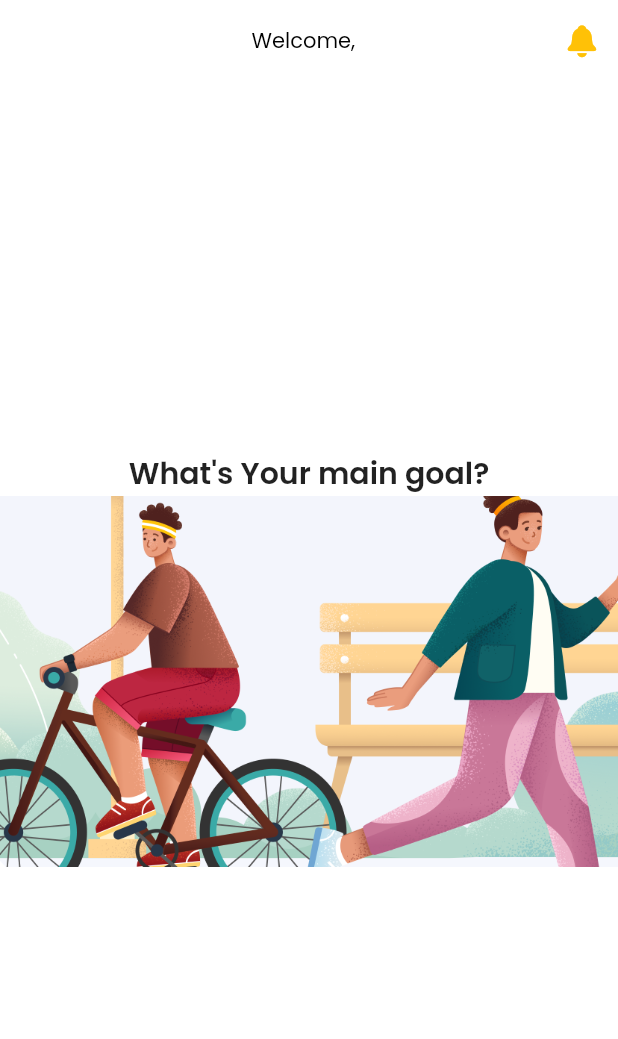
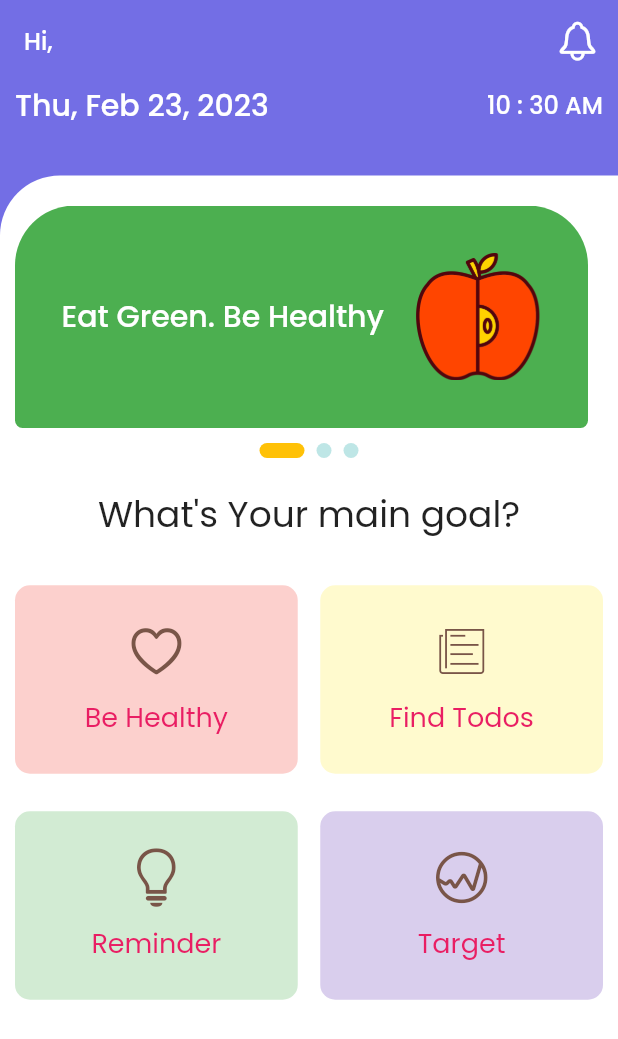
Before and after one commit to sadia229/Todo, a Flutter app: the HomeScreen screen opened by its route, on a phone screen of 412 x 824 dp. Shown: the top 1039 px of the screen. Run offline on Flutter 3.47's test engine with Material 2 defaults, Android fonts, the phone set to English and light mode, and no system bars; drawn by our look-alikes of smooth_page_indicator; our stand-ins replace bottom_navy_bar, firebase_auth, firebase_core, flutter_riverpod, flutter_svg, fluttertoast and 3 more; missing offline and left inert: text_divider; accounts and stored records are empty.

Commit message:
complete home page

```diff
--- /dev/null
+++ b/lib/apps/home/components/banner_scetion.dart
@@ -0,0 +1,81 @@
+import 'package:flutter/material.dart';
+import 'package:git_test_app/general/utils/config.dart';
+import 'package:smooth_page_indicator/smooth_page_indicator.dart';
+
+import '../../../general/utils/colors.dart';
+import '../../../general/utils/constants.dart';
+import '../../../general/utils/text_style.dart';
+
+class BannerSection extends StatefulWidget {
+  const BannerSection({Key? key}) : super(key: key);
+
+  @override
+  State<BannerSection> createState() => _BannerSectionState();
+}
+
+class _BannerSectionState extends State<BannerSection>
+    with TickerProviderStateMixin {
+  late final PageController _pageController = PageController();
+  int currentIndex = 0;
+
+  @override
+  Widget build(BuildContext context) {
+    return Column(
+      children: [
+        SizedBox(
+          width: context.screenWidth,
+          height: context.screenHeight * 0.18,
+          child: PageView.builder(
+            onPageChanged: (e) {
+              setState(() => currentIndex = e);
+            },
+            controller: _pageController,
+            itemCount: bannerImg.length,
+            itemBuilder: (context, itemIndex) {
+              return Container(
+                padding: const EdgeInsets.symmetric(horizontal: 20),
+                margin: const EdgeInsets.only(right: 10),
+                width: context.screenWidth,
+                height: context.screenHeight * 0.3,
+                decoration: BoxDecoration(
+                  color: bannerColor[itemIndex],
+                  borderRadius: const BorderRadius.only(
+                    topLeft: Radius.circular(40),
+                    topRight: Radius.circular(40),
+                    bottomLeft: Radius.circular(5),
+                    bottomRight: Radius.circular(5),
+                  ),
+                ),
+                child: Row(
+                  mainAxisAlignment: MainAxisAlignment.center,
+                  children: [
+                    Flexible(
+                      child: Text(
+                        bannerTagline[itemIndex],
+                        style:
+                            KTextStyle.headline3.copyWith(color: KColor.white),
+                      ),
+                    ),
+                    const SizedBox(width: 20),
+                    Image.asset(bannerImg[itemIndex], height: 85)
+                  ],
+                ),
+              );
+            },
+          ),
+        ),
+        const SizedBox(height: 10),
+        SmoothPageIndicator(
+            controller: _pageController, // PageController
+            count: 3,
+            effect: ExpandingDotsEffect(
+              dotColor: KColor.secondary,
+              activeDotColor: Colors.amber,
+              dotHeight: 10,
+              dotWidth: 10,
+            ), // your preferred effect
+            onDotClicked: (index) => setState(() => currentIndex = index)),
+      ],
+    );
+  }
+}
--- a/lib/apps/home/home_screen.dart
+++ b/lib/apps/home/home_screen.dart
@@ -1,4 +1,6 @@
-import 'package:firebase_auth/firebase_auth.dart';
+import 'package:git_test_app/general/utils/constants.dart';
+import 'package:git_test_app/widgets/card/plan_card.dart';
+import 'package:intl/intl.dart';
 import 'package:flutter/cupertino.dart';
 import 'package:flutter/material.dart';
 import 'package:git_test_app/general/utils/config.dart';
@@ -6,6 +8,7 @@ import 'package:git_test_app/general/utils/text_style.dart';
 import '../../general/utils/asset_path.dart';
 import '../../general/utils/colors.dart';
 import '../../widgets/appbar/k_appbar.dart';
+import 'components/banner_scetion.dart';
 
 class HomeScreen extends StatefulWidget {
   const HomeScreen({Key? key}) : super(key: key);
@@ -17,23 +20,78 @@ class HomeScreen extends StatefulWidget {
 class _HomeScreenState extends State<HomeScreen> {
   @override
   Widget build(BuildContext context) {
-    final user = FirebaseAuth.instance.currentUser;
+    final DateTime now = DateTime.now();
+
     return Scaffold(
-      backgroundColor: Colors.white,
+      backgroundColor: KColor.header,
       appBar: const PreferredSize(
         preferredSize: Size.fromHeight(55),
         child: KAppBar(),
       ),
-      body: Column(
-        mainAxisAlignment: MainAxisAlignment.center,
-        children: [
-          Center(
-            child: Text("What's Your main goal?", style: KTextStyle.headline3),
-          ),
-          Image.asset(AssetPath.banner,
-              width: context.screenWidth,
-              height: context.screenHeight * 0.3, fit: BoxFit.cover),
-        ],
+      body: SingleChildScrollView(
+        child: Column(
+          mainAxisAlignment: MainAxisAlignment.center,
+          crossAxisAlignment: CrossAxisAlignment.start,
+          children: [
+            Container(
+              padding: const EdgeInsets.only(bottom: 12.0),
+              margin: const EdgeInsets.symmetric(horizontal: 10),
+              child: Row(
+                mainAxisAlignment: MainAxisAlignment.spaceBetween,
+                children: [
+                  Text(
+                    DateFormat(DateFormat.YEAR_ABBR_MONTH_WEEKDAY_DAY)
+                        .format(now),
+                    style: KTextStyle.headline3.copyWith(color: Colors.white),
+                  ),
+                  Text(
+                    DateFormat('hh : mm a')
+                        .format(DateTime.parse(now.toString())),
+                    style: KTextStyle.title3.copyWith(color: KColor.white),
+                  ),
+                ],
+              ),
+            ),
+            const SizedBox(height: 20),
+            Container(
+              height: context.screenHeight,
+              padding: const EdgeInsets.symmetric(horizontal: 10, vertical: 20),
+              decoration: const BoxDecoration(
+                color: Colors.white,
+                borderRadius: BorderRadius.only(
+                  topLeft: Radius.circular(40),
+                ),
+              ),
+              child: Column(
+                children: [
+                  const BannerSection(),
+                  const SizedBox(height: 20),
+                  Text("What's Your main goal?", style: KTextStyle.headline1),
+                  SizedBox(height: context.screenHeight * 0.035),
+                  GridView.builder(
+                    physics: const NeverScrollableScrollPhysics(),
+                    shrinkWrap: true,
+                    gridDelegate:
+                        const SliverGridDelegateWithFixedCrossAxisCount(
+                      crossAxisCount: 2,
+                      crossAxisSpacing: 15.0,
+                      mainAxisSpacing: 25.0,
+                      childAspectRatio: 3 / 2,
+                    ),
+                    itemCount: home.length,
+                    itemBuilder: (context, index) {
+                      return PlanCard(
+                        img: homeIcon[index],
+                        text: home[index],
+                        color: homeColor[index],
+                      );
+                    },
+                  ),
+                ],
+              ),
+            ),
+          ],
+        ),
       ),
     );
   }
--- a/lib/general/utils/colors.dart
+++ b/lib/general/utils/colors.dart
@@ -11,6 +11,14 @@ class KColor {
   static Color black = const Color(0xFF000000);
   static Color textFieldBorder = const Color(0xFFE2E8F0);
   static Color textFieldFocusBorder = const Color(0xFF93D5D0);
+  static Color banner1 = const Color(0xFF5D3891);
+  static Color banner2 = Colors.green;
+  static Color banner3 = const Color(0xFF27B794);
+  static Color card1 = const Color(0xFFFCD0CD);
+  static Color card2 = const Color(0xFFFFFACE);
+  static Color card3 = const Color(0xFFD2EBD3);
+  static Color card4 = const Color(0xFFD9CEED);
+  static Color header = const Color(0xFF736EE5);
   static Color strongAgree = Colors.green;
   static Color favBg = Colors.orange.shade100.withOpacity(0.7);
 }
--- /dev/null
+++ b/lib/general/utils/constants.dart
@@ -0,0 +1,38 @@
+import 'package:flutter/cupertino.dart';
+import 'package:git_test_app/general/utils/colors.dart';
+import 'package:flutter/material.dart';
+
+List<String> bannerImg = [
+  "assets/images/apple.png",
+  "assets/images/healthy.png",
+  "assets/images/stretching-exercises.png",
+];
+List<String> bannerTagline = [
+  "Eat Green. Be Healthy",
+  "To look the best, eat the best",
+  "Be Active"
+];
+List<Color> bannerColor = [
+  KColor.banner2,
+  KColor.banner3,
+  KColor.banner1,
+];
+List<String> home = [
+  "Be Healthy",
+  "Find Todos",
+  "Reminder",
+  "Target",
+];
+List<IconData> homeIcon = [
+  CupertinoIcons.heart,
+  CupertinoIcons.news,
+  CupertinoIcons.lightbulb,
+  CupertinoIcons.graph_circle,
+];
+
+List<Color> homeColor = [
+  KColor.card1,
+  KColor.card2,
+  KColor.card3,
+  KColor.card4
+];
--- a/lib/general/utils/text_style.dart
+++ b/lib/general/utils/text_style.dart
@@ -14,12 +14,12 @@ class KTextStyle {
   );
   static TextStyle headline3 = TextStyle(
     fontSize: 20,
-    fontWeight: FontWeight.w600,
+    fontWeight: FontWeight.w500,
     fontFamily: GoogleFonts.poppins().fontFamily,
   );
   static TextStyle title1 = TextStyle(
     fontSize: 18,
-    fontWeight: FontWeight.w700,
+    fontWeight: FontWeight.w400,
     fontFamily: GoogleFonts.poppins().fontFamily,
   );
   static TextStyle title2 = TextStyle(
--- a/lib/widgets/appbar/k_appbar.dart
+++ b/lib/widgets/appbar/k_appbar.dart
@@ -2,7 +2,7 @@ import 'package:firebase_auth/firebase_auth.dart';
 import 'package:flutter/cupertino.dart';
 import 'package:flutter/material.dart';
 import 'package:flutter_riverpod/flutter_riverpod.dart';
-
+import 'package:intl/intl.dart';
 import '../../general/utils/colors.dart';
 import '../../general/utils/text_style.dart';
 
@@ -12,22 +12,28 @@ class KAppBar extends ConsumerWidget {
   @override
   Widget build(BuildContext context, WidgetRef ref) {
     final user = FirebaseAuth.instance.currentUser;
+    final DateTime now = DateTime.now();
+
     return AppBar(
-      backgroundColor: Colors.white,
+     backgroundColor: KColor.header,
       automaticallyImplyLeading: false,
       elevation: 0,
-      centerTitle: true,
-      title: Text(
-        "Welcome,  ${user?.displayName}",
-        style: KTextStyle.title6.copyWith(color: KColor.black),
+      title: Column(
+        crossAxisAlignment: CrossAxisAlignment.start,
+        children: [
+          Text(
+            "Hi, ${user?.displayName ?? "User"}",
+            style: KTextStyle.title3.copyWith(color: KColor.white),
+          ),
+        ],
       ),
       actions: [
         InkWell(
           onTap: () {},
           child: const Padding(
             padding: EdgeInsets.only(right: 12.0),
-            child: Icon(CupertinoIcons.bell_fill,
-                color: Colors.amber, size: 24),
+            child:
+                Icon(CupertinoIcons.bell, color: Colors.white, size: 30),
           ),
         )
       ],
--- /dev/null
+++ b/lib/widgets/card/plan_card.dart
@@ -0,0 +1,48 @@
+import 'dart:math';
+
+import 'package:flutter/material.dart';
+import 'package:git_test_app/general/utils/config.dart';
+import 'package:git_test_app/general/utils/text_style.dart';
+
+import '../../general/utils/colors.dart';
+
+class PlanCard extends StatelessWidget {
+  final IconData img;
+  final String text;
+  final Color color;
+  const PlanCard({
+    Key? key,
+    required this.img,
+    required this.text,
+    required this.color,
+  }) : super(key: key);
+
+  @override
+  Widget build(BuildContext context) {
+    return Container(
+      width: context.screenWidth * 0.2,
+      padding: const EdgeInsets.all(8),
+      decoration: BoxDecoration(
+        color: color,
+        borderRadius: BorderRadius.circular(10.0),
+      ),
+      child: Column(
+        mainAxisAlignment: MainAxisAlignment.center,
+        children: [
+          Icon(
+            img,
+            size: 40,
+            color: Colors.primaries[Random().nextInt(Colors.primaries.length)],
+          ),
+          const SizedBox(height:10),
+          Text(
+            text,
+            style: KTextStyle.title1.copyWith(
+              color:Colors.pink
+            ),
+          ),
+        ],
+      ),
+    );
+  }
+}
--- a/pubspec.yaml
+++ b/pubspec.yaml
@@ -47,6 +47,7 @@ dependencies:
   shared_preferences: ^2.0.17
   google_sign_in: ^6.0.0
   bottom_navy_bar: ^6.0.0
+  smooth_page_indicator: ^1.0.0+2
 
 dev_dependencies:
   flutter_test:
```
Also changed, not shown: assets/images/apple.png (added), assets/images/healthy.png (added), assets/images/stretching-exercises.png (added), pubspec.lock, 1 other file.
